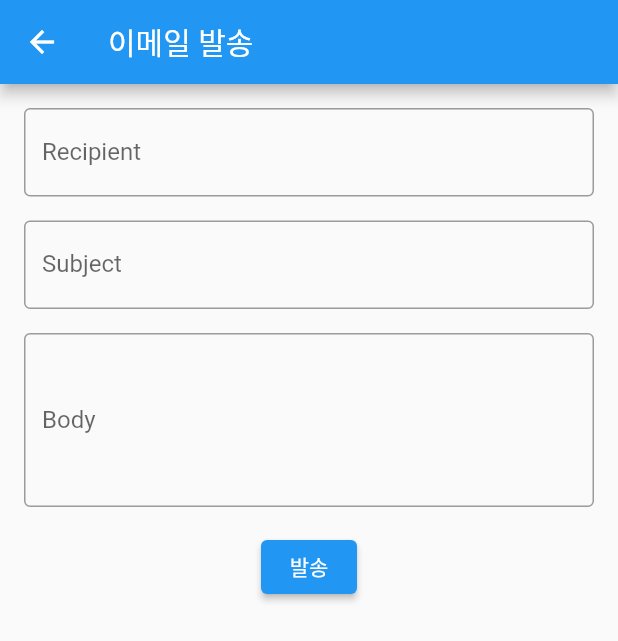
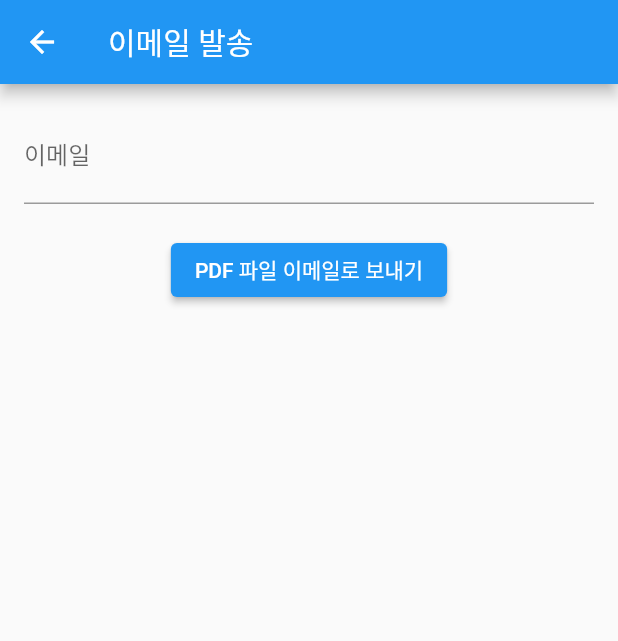
Before and after one commit to SEOSURI/seosuri_fe, a Flutter app: the screen it shows after launch, after a tap on "이메일 보내기", on a phone screen of 412 x 824 dp. Shown: the top 641 px of the screen. Run offline on Flutter 3.47's test engine with Material 2 defaults, Android fonts, the phone set to English and light mode, and no system bars; missing offline and left inert: flutter_email_sender, flutter_pdfview.

Commit message:
1차 틀 - 이메일 추가

```diff
--- a/lib/defaultscreen.dart
+++ b/lib/defaultscreen.dart
@@ -1,8 +1,10 @@
 import 'package:flutter/material.dart';
 import 'emailscreen.dart';
-import 'splashscreen.dart';
+import 'package:path_provider/path_provider.dart';
 
 class defaultScreen extends StatelessWidget {
+  final pdfFile = File('assets/pdfs/my_file.pdf');
+
   @override
   Widget build(BuildContext context) {
     return Scaffold(
@@ -15,7 +17,7 @@ class defaultScreen extends StatelessWidget {
           onPressed: () {
             Navigator.push(
               context,
-              MaterialPageRoute(builder: (context) => SendEmail()),
+              MaterialPageRoute(builder: (context) => EmailScreen(pdfFile: pdfFile)),
             );
           },
         ),
--- a/lib/emailscreen.dart
+++ b/lib/emailscreen.dart
@@ -1,116 +1,110 @@
 import 'dart:io';
 import 'package:flutter/material.dart';
+import 'package:flutter_email_sender/flutter_email_sender.dart';
 import 'package:path_provider/path_provider.dart';
-import 'package:pdf/pdf.dart';
-import 'package:pdf/widgets.dart' as pw;
-import 'package:flutter_email_sender/flutter_email_sender.dart';
-import 'defaultscreen.dart';
+import 'package:path/path.dart';
 
-class SendEmail extends StatefulWidget {
+class EmailScreen extends StatefulWidget {
+  final File pdfFile;
+  EmailScreen({Key? key, required this.pdfFile}) : super(key: key);
+
+
   @override
-  _SendEmailState createState() => _SendEmailState();
+  _EmailScreenState createState() => _EmailScreenState();
 }
 
-class _SendEmailState extends State<SendEmail> {
-  final _recipientController = TextEditingController();
-  final _subjectController = TextEditingController();
-  final _bodyController = TextEditingController();
+class _EmailScreenState extends State<EmailScreen> {
+  final _formKey = GlobalKey<FormState>();
+  final _scaffoldKey = GlobalKey<ScaffoldState>();
+  TextEditingController _emailController = TextEditingController();
+  bool _isSendingEmail = false;
 
-  bool _isLoading = false;
-  bool _isEmailSent = false;
-
-  Future<void> _createPdf() async {
-    final pdf = pw.Document();
-
-    pdf.addPage(pw.Page(
-      pageFormat: PdfPageFormat.a4,
-      build: (context) {
-        return pw.Center(
-          child: pw.Text('Hello, World!', style: pw.TextStyle(fontSize: 24)),
-        );
-      },
-    ));
-
-    final output = await getTemporaryDirectory();
-    final file = File('${output.path}/example.pdf');
-    await file.writeAsBytes(await pdf.save());
-    _sendEmail(file);
+  @override
+  void dispose() {
+    _emailController.dispose();
+    super.dispose();
   }
 
-  Future<void> _sendEmail(File file) async {
+  @override
+  Widget build(BuildContext context) {
+    return Scaffold(
+      key: _scaffoldKey,
+      appBar: AppBar(
+        title: Text("이메일 발송"),
+      ),
+      body: Padding(
+        padding: EdgeInsets.all(16.0),
+        child: Form(
+          key: _formKey,
+          child: Column(
+            children: <Widget>[
+              TextFormField(
+                controller: _emailController,
+                keyboardType: TextInputType.emailAddress,
+                decoration: InputDecoration(
+                  labelText: '이메일',
+                  hintText: '이메일을 입력하세요',
+                ),
+                validator: (value) {
+                  if (value!.isEmpty) {
+                    return '이메일을 입력하세요';
+                  } else if (!RegExp(r"^[a-zA-Z0-9._%+-]+@[a-zA-Z0-9.-]+\.[a-zA-Z]{2,}$").hasMatch(value)) {
+                    return '올바른 이메일 형식을 입력하세요';
+                  }
+                  return null;
+                },
+              ),
+              SizedBox(height: 20),
+              ElevatedButton(
+                onPressed: () {
+                  Navigator.of(context).push(MaterialPageRoute(builder: (context) => EmailScreen(pdfFile: widget.pdfFile)));
+                },
+                child: Text('PDF 파일 이메일로 보내기'),
+              ),
+            ],
+          ),
+        ),
+      ),
+    );
+  }
+
+  Future<void> _sendEmail() async {
+    if (_formKey.currentState!.validate()) {
       setState(() {
-      _isLoading = true;
+        _isSendingEmail = true;
       });
 
+      final recipient = _emailController.text.trim();
+
+      final appDir = await getApplicationDocumentsDirectory();
+      final filename = basename(widget.pdfFile.path);
+
       final Email email = Email(
-      body: _bodyController.text,
-      subject: _subjectController.text,
-      recipients: [_recipientController.text],
-      attachmentPaths: [file.path],
+        body: 'PDF 파일 첨부',
+        subject: 'PDF 파일',
+        recipients: [recipient],
+        attachmentPaths: [join(appDir.path, filename)],
         isHTML: false,
       );
 
       try {
         await FlutterEmailSender.send(email);
-      setState(() {
-        _isEmailSent = true;
-      });
+        ScaffoldMessenger.of(context as BuildContext).showSnackBar(SnackBar(
+          content: Text('이메일이 성공적으로 발송되었습니다.'),
+          duration: Duration(seconds: 3),
+        ));
+        Navigator.of(context as BuildContext).pop();
       } catch (error) {
         print(error);
+        ScaffoldMessenger.of(context as BuildContext).showSnackBar(SnackBar(
+          content: Text('이메일 발송 중 오류가 발생하였습니다.'),
+          duration: Duration(seconds: 3),
+        ));
       }
 
       setState(() {
-      _isLoading = false;
+        _isSendingEmail = false;
       });
     }
-
-  @override
-  Widget build(BuildContext context) {
-    return Scaffold(
-      appBar: AppBar(
-        title: Text('이메일 발송'),
-      ),
-      body: SingleChildScrollView(
-        padding: EdgeInsets.all(16),
-        child: Column(
-          children: [
-            TextField(
-              controller: _recipientController,
-              decoration: InputDecoration(
-                labelText: 'Recipient',
-                border: OutlineInputBorder(),
-              ),
-            ),
-            SizedBox(height: 16),
-            TextField(
-              controller: _subjectController,
-              decoration: InputDecoration(
-                labelText: 'Subject',
-                border: OutlineInputBorder(),
-              ),
-            ),
-            SizedBox(height: 16),
-            TextField(
-              controller: _bodyController,
-              maxLines: 4,
-              decoration: InputDecoration(
-                labelText: 'Body',
-                border: OutlineInputBorder(),
-              ),
-            ),
-            SizedBox(height: 16),
-            if (_isLoading)
-              CircularProgressIndicator()
-            else if (_isEmailSent)
-              Text('이메일 발송에 성공하였습니다!')
-            else
-              ElevatedButton(
-                onPressed: _createPdf,
-                child: Text('발송'),
-              ),
-          ],
-        ),
-      ),
-    );
   }
 }
--- a/pubspec.yaml
+++ b/pubspec.yaml
@@ -35,6 +35,7 @@ dependencies:
   pdf : ^3.10.1
   flutter_pdfview: ^1.2.7
   path_provider: ^2.0.14
+  email_validator: ^2.1.17
 
 
 
@@ -67,6 +68,7 @@ flutter:
   # To add assets to your application, add an assets section, like this:
   assets:
     - assets/images/app_owl.png
+    - pdfs/my_file.pdf
   #   - images/a_dot_burr.jpeg
   #   - images/a_dot_ham.jpeg
 
```
Also changed, not shown: lib/testcheck.dart (+20 -0 lines), pubspec.lock. Lines whose indentation alone changed are shown as unchanged.
